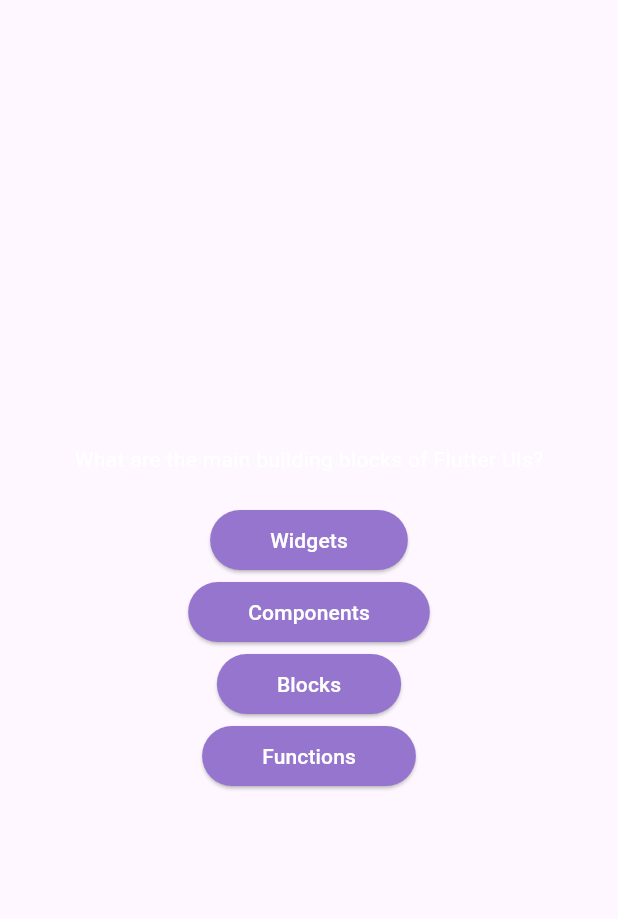
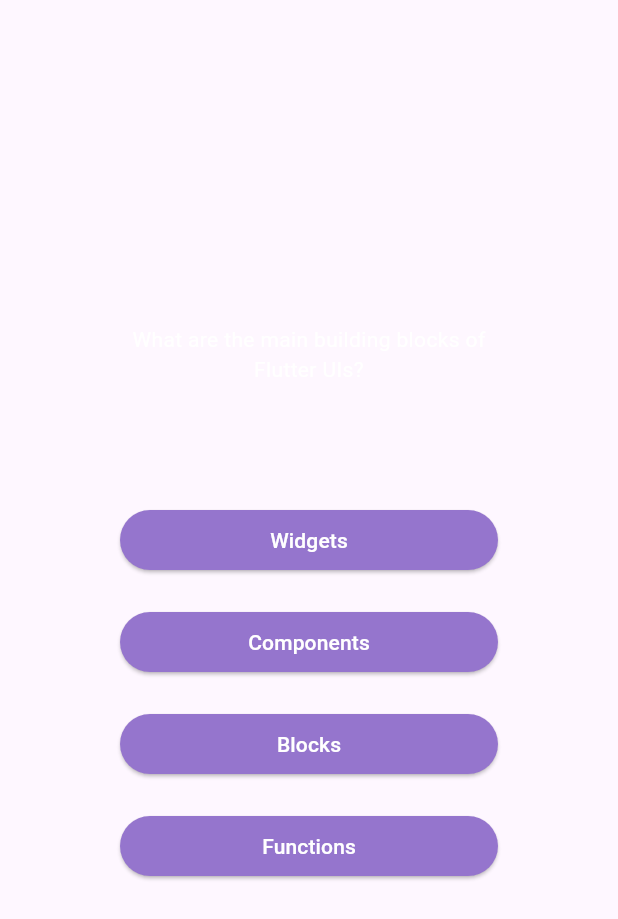
Before and after one commit to ichbinnichts/quiz_flutter_app, a Flutter app: the QuestionsScreen widget shown alone on an empty page, opened directly, on a phone screen of 412 x 824 dp. Shown: the top 919 px of the screen. Run offline on Flutter 3.47's test engine with Material 3 defaults, Android fonts, the phone set to English and light mode, and no system bars.

Commit message:
style: add margin and space between the buttons and text

```diff
--- a/lib/screen/questions_screen.dart
+++ b/lib/screen/questions_screen.dart
@@ -17,22 +17,35 @@ class _QuestionScreenState extends State<QuestionsScreen> {
   Widget build(BuildContext context) {
     return SizedBox(
       width: double.infinity,
+      child: Container(
+        margin: const EdgeInsets.all(80),
         child: Column(
           mainAxisAlignment: MainAxisAlignment.center,
+          crossAxisAlignment: CrossAxisAlignment.stretch,
           children: [
             Text(
               quizQuestion.text,
+              textAlign: TextAlign.center,
               style: const TextStyle(
                 color: Colors.white,
               ),
             ),
             const SizedBox(
-            height: 20,
+              height: 80,
             ),
             ...quizQuestion.answers.map((answer) {
-            return AnswerButton(text: answer, onTap: () {});
+              return Column(
+                crossAxisAlignment: CrossAxisAlignment.stretch,
+                children: [
+                  AnswerButton(text: answer, onTap: () {}),
+                  const SizedBox(
+                    height: 20,
+                  )
+                ],
+              );
             }),
           ],
+        ),
       ),
     );
   }
```
Lines whose indentation alone changed are shown as unchanged.
